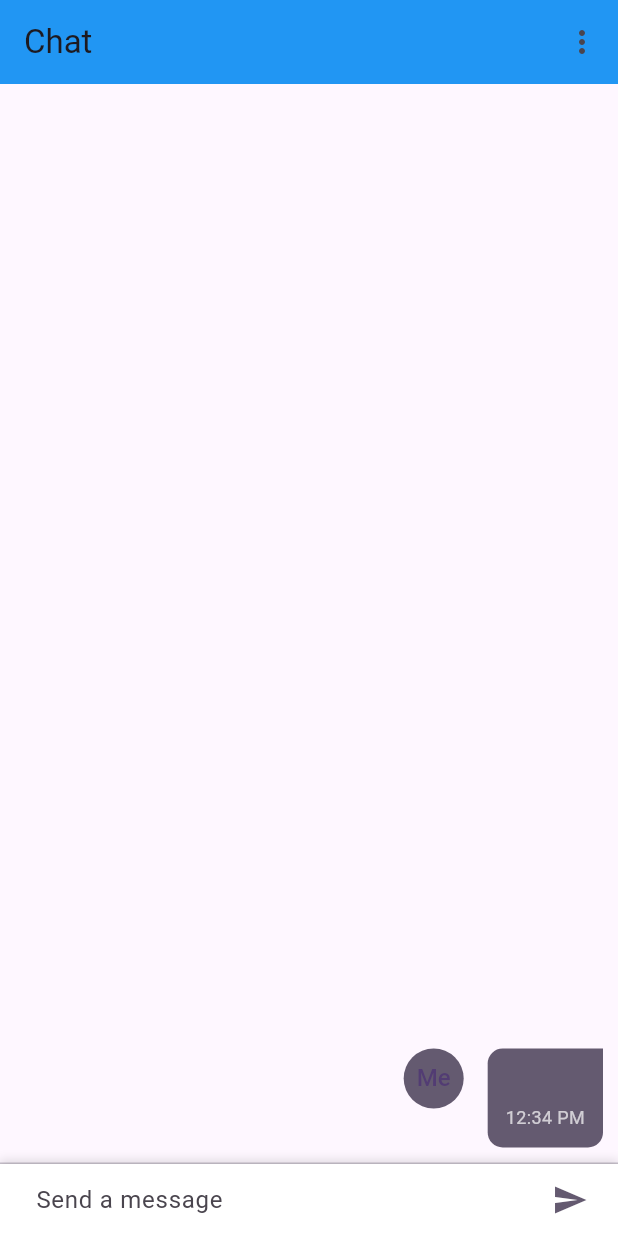
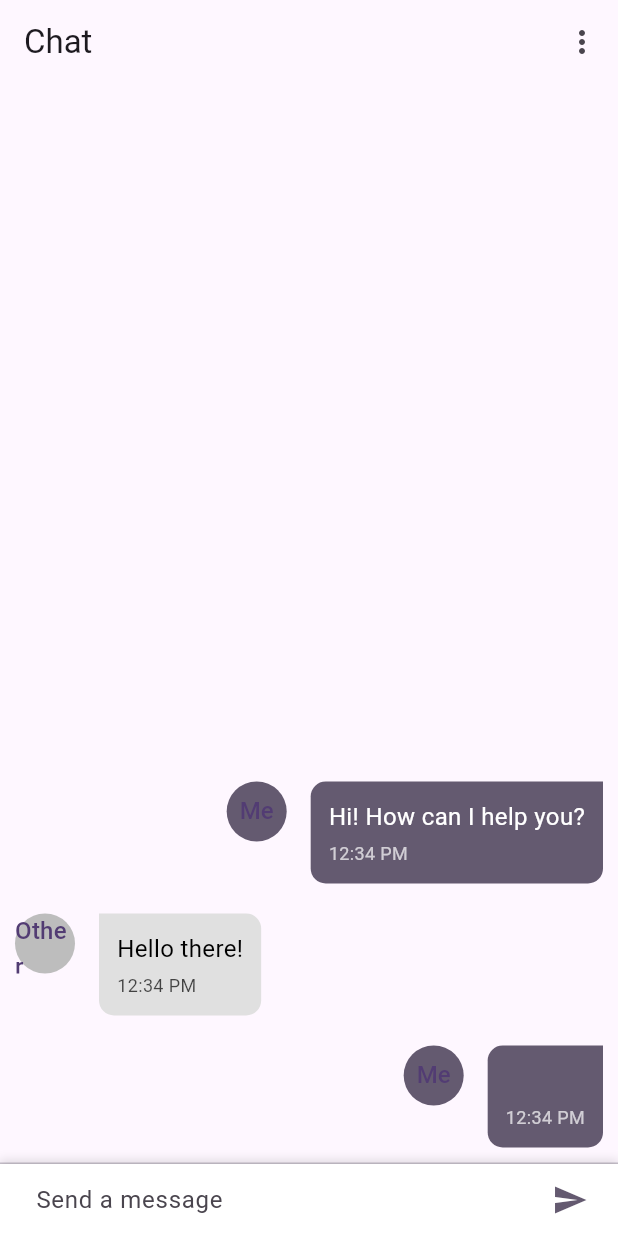
Before and after one commit to MellowMancer/Spring, a Flutter app: the ChatScreen screen opened directly, after a tap on the "send" icon, on a phone screen of 412 x 824 dp. Run offline on Flutter 3.47's test engine with Material 3 defaults, Android fonts, the phone set to English and light mode, and no system bars; our stand-ins replace cloud_firestore, firebase_auth, firebase_core, get, google_sign_in; accounts and stored records are empty; generated files the repository leaves out were written again.

Commit message:
did some ui changes in the chatbot ui

```diff
--- a/spring-frontend/lib/chatbot_screen.dart
+++ b/spring-frontend/lib/chatbot_screen.dart
@@ -10,7 +10,8 @@ class ChatApp extends StatelessWidget {
     return MaterialApp(
       title: 'Chat App',
       theme: ThemeData(
-        colorScheme: ColorScheme.fromSwatch(primarySwatch: Colors.blue).copyWith(secondary: Colors.blueAccent),
+        primaryColor: Colors.blue,
+        fontFamily: 'Roboto', colorScheme: ColorScheme.fromSwatch().copyWith(secondary: Colors.blueAccent),
       ),
       home: ChatScreen(),
     );
@@ -24,6 +25,15 @@ class ChatScreen extends StatefulWidget {
 
 class _ChatScreenState extends State<ChatScreen> {
   final List<ChatMessage> _messages = <ChatMessage>[];
+
+  @override
+  void initState() {
+    super.initState();
+    // Example of receiving a message
+    _messages.add(ChatMessage(text: "Hello there!", isMe: false));
+    // Example of sending a message
+    _messages.add(ChatMessage(text: "Hi! How can I help you?", isMe: true));
+  }
 
   void _handleSubmitted(String text) {
     // Simulate sending a message
@@ -41,7 +51,6 @@ class _ChatScreenState extends State<ChatScreen> {
     return Scaffold(
       appBar: AppBar(
         title: Text('Chat'),
-        backgroundColor: Colors.blue,
         elevation: 0,
         actions: <Widget>[
           IconButton(
@@ -119,6 +128,9 @@ class ChatMessage extends StatelessWidget {
     final ThemeData themeData = Theme.of(context);
     final double radius = 10.0;
 
+    Color? backgroundColor = isMe ? themeData.colorScheme.secondary : Colors.grey[300];
+    Color textColor = isMe ? Colors.white : Colors.black;
+
     return Container(
       margin: const EdgeInsets.symmetric(vertical: 10.0, horizontal: 10.0),
       child: Row(
@@ -130,14 +142,15 @@ class ChatMessage extends StatelessWidget {
             margin: const EdgeInsets.only(right: 16.0),
             child: CircleAvatar(
               child: Text(isMe ? 'Me' : 'Other'),
-              backgroundColor: isMe ? themeData.colorScheme.secondary : Colors.grey[400],
+              backgroundColor:
+                  isMe ? themeData.colorScheme.secondary : Colors.grey[400],
             ),
           ),
           Flexible(
             child: Container(
               padding: const EdgeInsets.all(12.0),
               decoration: BoxDecoration(
-                color: isMe ? themeData.colorScheme.secondary : Colors.grey[300],
+                color: backgroundColor,
                 borderRadius: BorderRadius.only(
                   topLeft: Radius.circular(isMe ? radius : 0.0),
                   topRight: Radius.circular(isMe ? 0.0 : radius),
@@ -150,13 +163,13 @@ class ChatMessage extends StatelessWidget {
                 children: <Widget>[
                   Text(
                     text,
-                    style: TextStyle(color: Colors.white),
+                    style: TextStyle(color: textColor, fontSize: 16.0),
                   ),
                   SizedBox(height: 4.0),
                   Text(
                     '12:34 PM', // Example time, replace with actual time
                     style: TextStyle(
-                      color: Colors.white70,
+                      color: textColor.withAlpha(180),
                       fontSize: 12.0,
                     ),
                   ),
```
